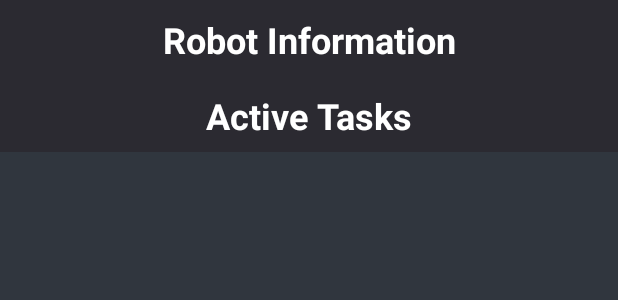
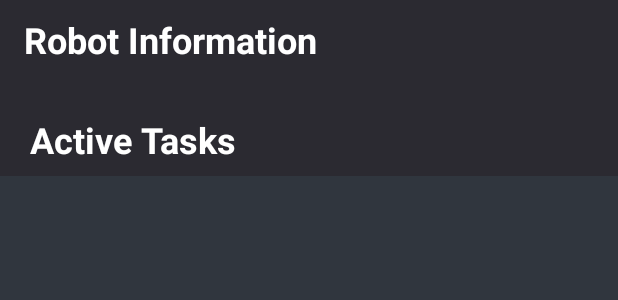
Before and after one commit to meldogdo/RoboNav, an Android app: the layout fragment_home.xml on its own in the app's theme, with its tools: preview values and no code run, on a phone screen of 412 x 824 dp. Shown: the top 300 px of the screen. Run offline under Robolectric (Android 15) with nearby library versions, the phone set to English and light mode, and no system bars.

Commit message:
fixed text alignment
re aligned text in home fragment

```diff
--- a/app/build.gradle
+++ b/app/build.gradle
@@ -38,7 +38,6 @@ dependencies {
     implementation(libs.material)
     implementation(libs.recyclerview)
     implementation(libs.constraintlayout)
-//    implementation(libs.play.services.maps) // Correct way to include Google Maps dependency
     implementation 'com.google.android.gms:play-services-maps:18.1.0'
     testImplementation(libs.junit)
     androidTestImplementation(libs.ext.junit)
--- a/app/src/main/java/com/robonav/app/MapActivity.java
+++ b/app/src/main/java/com/robonav/app/MapActivity.java
@@ -6,7 +6,7 @@ import android.view.GestureDetector;
 import android.view.View;
 import android.util.Log;
 
-import androidx.annotation.NonNull;
+
 import androidx.appcompat.app.AppCompatActivity;
 
 import com.google.android.gms.maps.CameraUpdateFactory;
--- a/app/src/main/res/layout/fragment_home.xml
+++ b/app/src/main/res/layout/fragment_home.xml
@@ -8,28 +8,8 @@
     tools:context=".MapFragment">
 
     <!-- Title for Robot Information -->
-    <TextView
-        android:id="@+id/title_robot_info"
-        android:layout_width="wrap_content"
-        android:layout_height="wrap_content"
-        android:layout_marginTop="10dp"
-        android:text="Robot Information"
-        android:textColor="#FFFFFF"
-        android:textSize="24sp"
-        android:textStyle="bold"
-        app:layout_constraintTop_toTopOf="parent"
-        app:layout_constraintStart_toStartOf="parent"
-        app:layout_constraintEnd_toEndOf="parent" />
 
     <!-- Horizontal Scrollable Robot Info Boxes -->
-    <androidx.recyclerview.widget.RecyclerView
-        android:id="@+id/robot_recycler_view"
-        android:layout_width="match_parent"
-        android:layout_height="wrap_content"
-        android:layout_marginTop="8dp"
-        app:layout_constraintTop_toBottomOf="@id/title_robot_info"
-        app:layout_constraintStart_toStartOf="parent"
-        app:layout_constraintEnd_toEndOf="parent" />
 
     <TextView
         android:id="@+id/title_robot_tasks"
@@ -40,9 +20,34 @@
         android:textColor="#FFFFFF"
         android:textSize="24sp"
         android:textStyle="bold"
-        app:layout_constraintTop_toBottomOf="@id/robot_recycler_view"
+        app:layout_constraintEnd_toEndOf="parent"
+        app:layout_constraintHorizontal_bias="0.074"
         app:layout_constraintStart_toStartOf="parent"
-        app:layout_constraintEnd_toEndOf="parent" />
+        app:layout_constraintTop_toBottomOf="@+id/robot_recycler_view" />
+
+    <TextView
+        android:id="@+id/title_robot_info"
+        android:layout_width="wrap_content"
+        android:layout_height="wrap_content"
+        android:layout_marginTop="10dp"
+        android:text="Robot Information"
+        android:textColor="#FFFFFF"
+        android:textSize="24sp"
+        android:textStyle="bold"
+        app:layout_constraintEnd_toEndOf="parent"
+        app:layout_constraintHorizontal_bias="0.074"
+        app:layout_constraintStart_toStartOf="parent"
+        app:layout_constraintTop_toTopOf="parent" />
+
+    <androidx.recyclerview.widget.RecyclerView
+        android:id="@+id/robot_recycler_view"
+        android:layout_width="match_parent"
+        android:layout_height="wrap_content"
+        android:layout_marginTop="8dp"
+        android:padding="8dp"
+        app:layout_constraintEnd_toEndOf="parent"
+        app:layout_constraintStart_toStartOf="parent"
+        app:layout_constraintTop_toBottomOf="@id/title_robot_info" />
 
     <!-- Vertical Scrollable Task List -->
     <androidx.recyclerview.widget.RecyclerView
@@ -50,10 +55,13 @@
         android:layout_width="match_parent"
         android:layout_height="0dp"
         android:layout_marginTop="8dp"
+        android:padding="8dp"
         app:layout_constraintTop_toBottomOf="@id/title_robot_tasks"
         app:layout_constraintStart_toStartOf="parent"
         app:layout_constraintEnd_toEndOf="parent"
         app:layout_constraintBottom_toBottomOf="parent"
-        android:background="@color/gray_medium" />
+        android:background="@color/gray_medium"/>
+
+
 
 </androidx.constraintlayout.widget.ConstraintLayout>
```
Also changed, not shown: app/src/main/java/com/robonav/app/MapFragment.java (+44 -39 lines).
